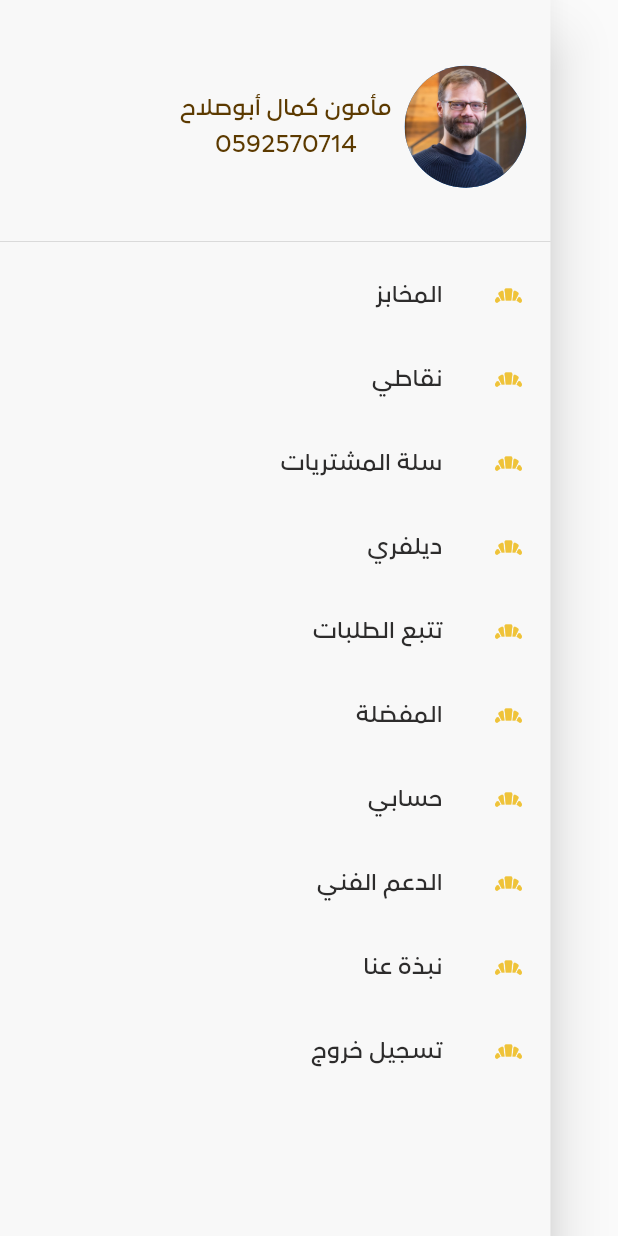
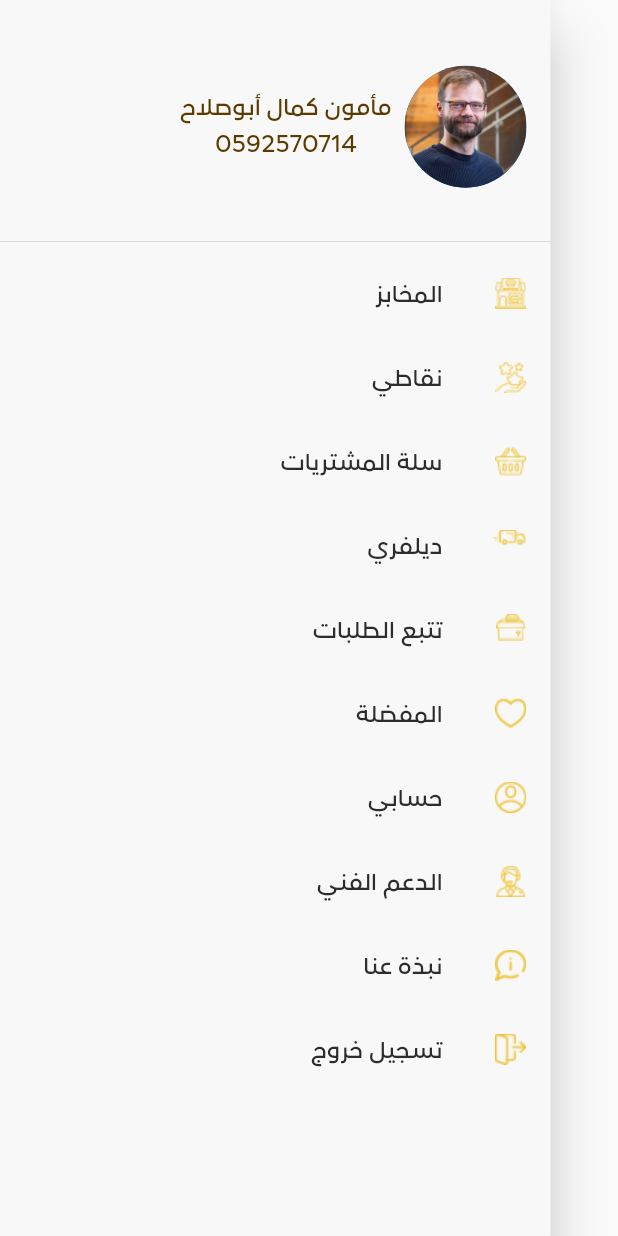
Before and after one commit to Mamoun2020/bakery_gsg_project, a Flutter app: the MenuDrawer widget shown alone on an empty page, opened directly, on a phone screen of 412 x 824 dp. Run offline on Flutter 3.47's test engine with Material 2 defaults, Android fonts, the phone set to English and light mode, and no system bars; our stand-ins replace carousel_slider, flutter_screenutil.

Commit message:
add icons in drawer

```diff
--- a/lib/view/drawer/menu_drawer.dart
+++ b/lib/view/drawer/menu_drawer.dart
@@ -35,44 +35,47 @@ class MenuDrawer extends StatelessWidget {
               ],
             ),),
           ListTile(
-            leading: const Icon(Icons.bakery_dining,color: ColorConst.purple_100,),
+            leading: Image.asset('assets/icons/drawer/bakery.png'),
             title: Text('المخابز',style: TextStyle(color: ColorConst.purple_200,fontSize: 15.sp,fontFamily: 'Abubhabimedia',fontWeight: FontWeight.w500,),),
           ),
           ListTile(
-            leading: const Icon(Icons.bakery_dining,color: ColorConst.purple_100,),
+            leading: Image.asset('assets/icons/drawer/points.png'),
             title: Text('نقاطي',style: TextStyle(color: ColorConst.purple_200,fontSize: 15.sp,fontFamily: 'Abubhabimedia',fontWeight: FontWeight.w500,),),
           ),
           ListTile(
-            leading: const Icon(Icons.bakery_dining,color: ColorConst.purple_100,),
+            leading: Image.asset('assets/icons/drawer/cart.png'),
             title: Text('سلة المشتريات',style: TextStyle(color: ColorConst.purple_200,fontSize: 15.sp,fontFamily: 'Abubhabimedia',fontWeight: FontWeight.w500,),),
           ),
           ListTile(
-            leading: const Icon(Icons.bakery_dining,color: ColorConst.purple_100,),
+            leading: Image.asset('assets/icons/drawer/delivery.png'),
             title: Text('ديلفري',style: TextStyle(color: ColorConst.purple_200,fontSize: 15.sp,fontFamily: 'Abubhabimedia',fontWeight: FontWeight.w500,),),
           ),
           ListTile(
-            leading: const Icon(Icons.bakery_dining,color: ColorConst.purple_100,),
+            leading: Image.asset('assets/icons/drawer/trackdelivery.png'),
             title: Text('تتبع الطلبات',style: TextStyle(color: ColorConst.purple_200,fontSize: 15.sp,fontFamily: 'Abubhabimedia',fontWeight: FontWeight.w500,),),
           ),
           ListTile(
-            leading: const Icon(Icons.bakery_dining,color: ColorConst.purple_100,),
+            leading: Image.asset('assets/icons/drawer/favourite.png'),
             title: Text('المفضلة',style: TextStyle(color: ColorConst.purple_200,fontSize: 15.sp,fontFamily: 'Abubhabimedia',fontWeight: FontWeight.w500,),),
           ),
           ListTile(
-            leading: const Icon(Icons.bakery_dining,color: ColorConst.purple_100,),
+            leading: Image.asset('assets/icons/drawer/profile.png'),
             title: Text('حسابي',style: TextStyle(color: ColorConst.purple_200,fontSize: 15.sp,fontFamily: 'Abubhabimedia',fontWeight: FontWeight.w500,),),
           ),
           ListTile(
-            leading: const Icon(Icons.bakery_dining,color: ColorConst.purple_100,),
+            leading: Image.asset('assets/icons/drawer/support.png'),
             title: Text('الدعم الفني',style: TextStyle(color: ColorConst.purple_200,fontSize: 15.sp,fontFamily: 'Abubhabimedia',fontWeight: FontWeight.w500,),),
           ),
           ListTile(
-            leading: const Icon(Icons.bakery_dining,color: ColorConst.purple_100,),
+            leading: Image.asset('assets/icons/drawer/aboutus.png'),
             title: Text('نبذة عنا',style: TextStyle(color: ColorConst.purple_200,fontSize: 15.sp,fontFamily: 'Abubhabimedia',fontWeight: FontWeight.w500,),),
           ),
           ListTile(
-            leading: const Icon(Icons.bakery_dining,color: ColorConst.purple_100,),
+            leading: Image.asset('assets/icons/drawer/out.png'),
             title: Text('تسجيل خروج',style: TextStyle(color: ColorConst.purple_200,fontSize: 15.sp,fontFamily: 'Abubhabimedia',fontWeight: FontWeight.w500,),),
+            onTap: (){
+
+            },
           ),
         ],
       ),
```
Also changed, not shown: assets/icons/drawer/aboutus.png (added), assets/icons/drawer/bakery.png (added), assets/icons/drawer/cart.png (added), assets/icons/drawer/delivery.png (added), assets/icons/drawer/favourite.png (added), assets/icons/drawer/out.png (added), assets/icons/drawer/points.png (added), assets/icons/drawer/profile.png (added), assets/icons/drawer/support.png (added), assets/icons/drawer/trackdelivery.png (added).
